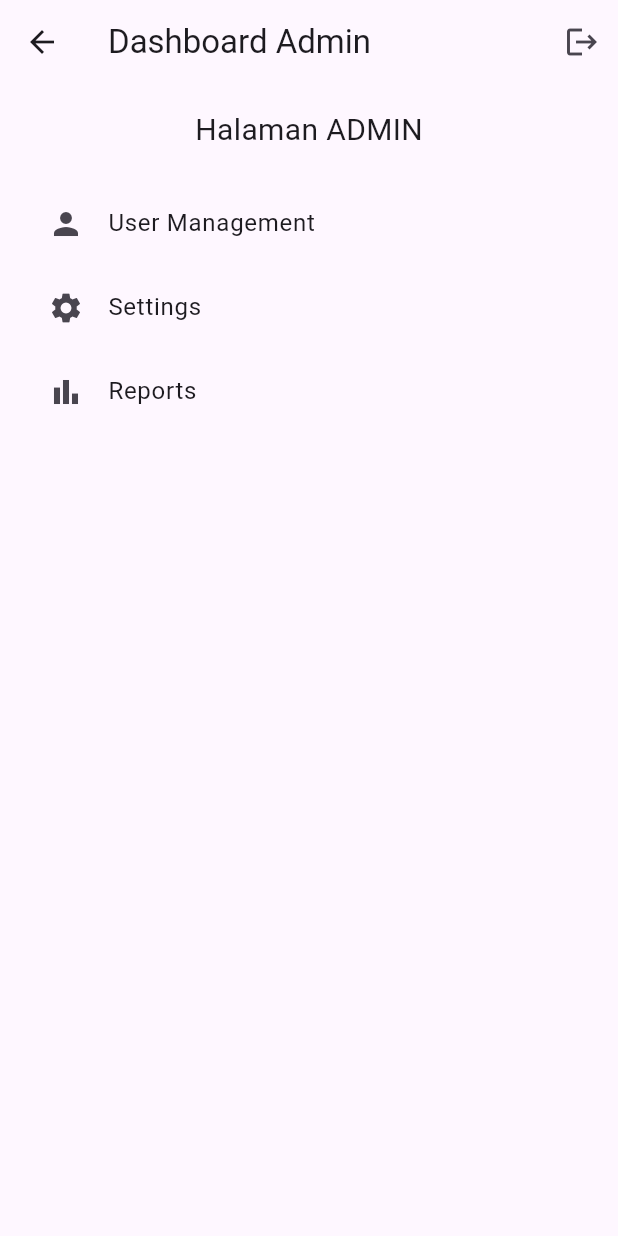
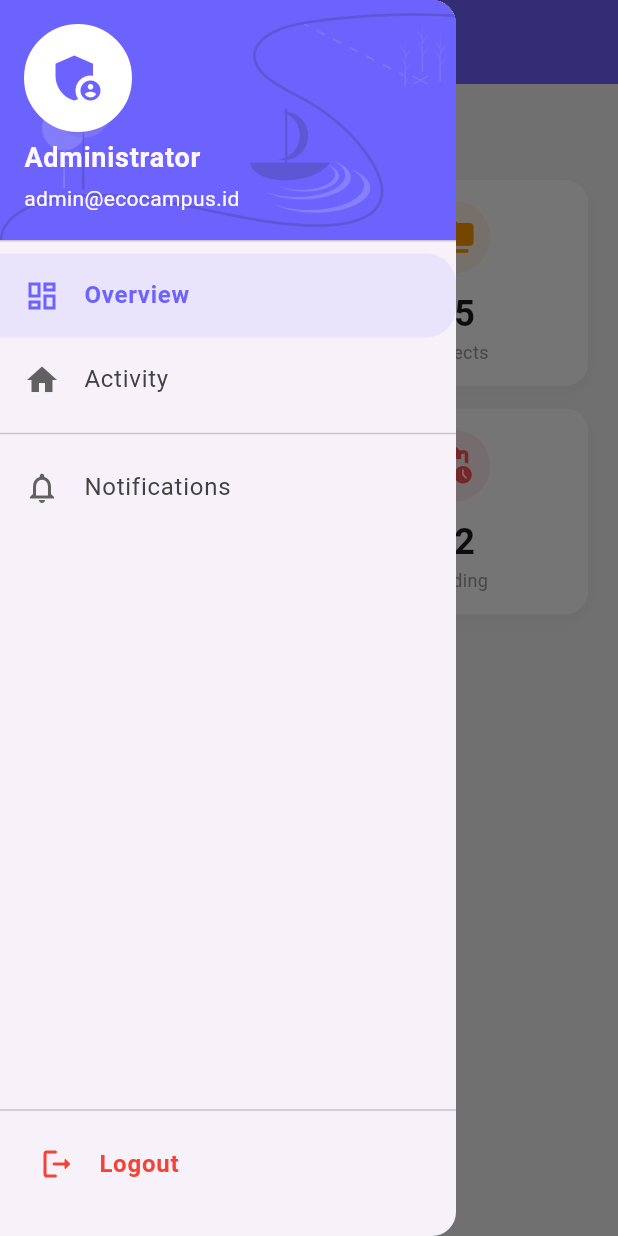
Before and after one commit to Kentangz/EcoCampus, a Flutter app: the DashboardAdminView screen opened by its route, with the side drawer open (before the commit the screen has no drawer), on a phone screen of 412 x 824 dp. Run offline on Flutter 3.47's test engine with Material 3 defaults, Android fonts, the phone set to English and light mode, and no system bars; our stand-ins replace app_links, cloud_firestore, firebase_auth, firebase_core, flutter_dotenv, get; accounts and stored records are empty; Roboto replaces fonts that are missing (Montserrat).

Commit message:
add admin dashboard new sidebar and summary cards.

```diff
--- a/lib/app/modules/dashboard_admin/views/dashboard_admin_view.dart
+++ b/lib/app/modules/dashboard_admin/views/dashboard_admin_view.dart
@@ -1,68 +1,141 @@
 import 'package:flutter/material.dart';
 import 'package:get/get.dart';
 import 'package:ecocampus/app/modules/dashboard_admin/controllers/dashboard_admin_controller.dart';
+import 'package:ecocampus/app/shared/widgets/admin_sidebar.dart';
 
 class DashboardAdminView extends GetView<DashboardAdminController> {
   const DashboardAdminView({super.key});
 
   @override
   Widget build(BuildContext context) {
+    const Color primaryPurple = Color(0xFF6C63FF);
+    const String fontFamily = 'Montserrat';
+
     return Scaffold(
+      backgroundColor: const Color(0xFFF5F5F5),
       appBar: AppBar(
-        title: const Text('Dashboard Admin'),
-        actions: [
-          IconButton(
-            onPressed: () {
-              controller.logout();
-              Get.snackbar(
-                'Logout',
-                'Anda telah keluar',
-                snackPosition: SnackPosition.BOTTOM,
-              );
-            },
-            icon: const Icon(Icons.logout),
+        title: const Text(
+          'Dashboard Admin',
+          style: TextStyle(
+            fontFamily: fontFamily,
+            fontWeight: FontWeight.bold,
+            color: Colors.white,
           ),
-        ],
+        ),
+        backgroundColor: primaryPurple,
+        elevation: 0,
+        iconTheme: const IconThemeData(color: Colors.white),
       ),
-      body: Padding(
-        padding: const EdgeInsets.all(16.0),
+
+      // Panggil Widget Sidebar di sini
+      drawer: const AdminSidebar(),
+
+      body: SingleChildScrollView(
+        padding: const EdgeInsets.all(20.0),
         child: Column(
+          crossAxisAlignment: CrossAxisAlignment.start,
           children: [
             const Text(
-              'Halaman ADMIN',
-              style: TextStyle(fontSize: 20),
+              'Overview',
+              style: TextStyle(
+                fontSize: 20,
+                fontFamily: fontFamily,
+                fontWeight: FontWeight.bold,
+                color: Color(0xFF2D2D2D),
+              ),
             ),
-            const SizedBox(height: 20),
-            Expanded(
-              child: ListView(
-                children: [
-                  ListTile(
-                    leading: const Icon(Icons.person),
-                    title: const Text('User Management'),
-                    onTap: () {
-                      Get.toNamed('/user-management');
-                    },
-                  ),
-                  ListTile(
-                    leading: const Icon(Icons.settings),
-                    title: const Text('Settings'),
-                    onTap: () {
-                      Get.toNamed('/settings');
-                    },
-                  ),
-                  ListTile(
-                    leading: const Icon(Icons.bar_chart),
-                    title: const Text('Reports'),
-                    onTap: () {
-                      Get.toNamed('/reports');
-                    },
-                  ),
-                ],
-              ),
+            const SizedBox(height: 15),
+
+            // Grid Summary Cards
+            GridView.count(
+              shrinkWrap: true,
+              physics: const NeverScrollableScrollPhysics(),
+              crossAxisCount: 2,
+              crossAxisSpacing: 15,
+              mainAxisSpacing: 15,
+              childAspectRatio: 1.3,
+              children: [
+                _buildSummaryCard(
+                  'Total Users',
+                  '1,250',
+                  Icons.group,
+                  Colors.blue,
+                ),
+                _buildSummaryCard(
+                  'Projects',
+                  '45',
+                  Icons.folder_copy,
+                  Colors.orange,
+                ),
+                _buildSummaryCard(
+                  'Activities',
+                  '89',
+                  Icons.event_available,
+                  Colors.green,
+                ),
+                _buildSummaryCard(
+                  'Pending',
+                  '12',
+                  Icons.pending_actions,
+                  Colors.redAccent,
+                ),
+              ],
             ),
           ],
         ),
       ),
     );
   }
+
+  Widget _buildSummaryCard(
+    String title,
+    String value,
+    IconData icon,
+    Color color,
+  ) {
+    return Container(
+      decoration: BoxDecoration(
+        color: Colors.white,
+        borderRadius: BorderRadius.circular(15),
+        boxShadow: [
+          BoxShadow(
+            color: Colors.grey.withValues(alpha: 0.1), // FIXED: withValues
+            spreadRadius: 1,
+            blurRadius: 5,
+            offset: const Offset(0, 3),
+          ),
+        ],
+      ),
+      child: Column(
+        mainAxisAlignment: MainAxisAlignment.center,
+        children: [
+          Container(
+            padding: const EdgeInsets.all(10),
+            decoration: BoxDecoration(
+              color: color.withValues(alpha: 0.1), // FIXED: withValues
+              shape: BoxShape.circle,
+            ),
+            child: Icon(icon, size: 28, color: color),
+          ),
+          const SizedBox(height: 10),
+          Text(
+            value,
+            style: const TextStyle(
+              fontSize: 24,
+              fontWeight: FontWeight.bold,
+              fontFamily: 'Montserrat',
+            ),
+          ),
+          Text(
+            title,
+            style: const TextStyle(
+              color: Colors.grey,
+              fontSize: 12,
+              fontFamily: 'Montserrat',
+            ),
+          ),
+        ],
+      ),
+    );
+  }
 }
--- /dev/null
+++ b/lib/app/shared/widgets/admin_sidebar.dart
@@ -0,0 +1,159 @@
+import 'package:flutter/material.dart';
+import 'package:get/get.dart';
+import 'package:ecocampus/app/modules/dashboard_admin/controllers/dashboard_admin_controller.dart';
+
+class AdminSidebar extends GetView<DashboardAdminController> {
+  const AdminSidebar({super.key});
+
+  @override
+  Widget build(BuildContext context) {
+    const Color primaryPurple = Color(0xFF6C63FF);
+    const String fontFamily = 'Montserrat';
+
+    return Drawer(
+      child: Column(
+        children: [
+          // Header Sidebar
+          UserAccountsDrawerHeader(
+            decoration: const BoxDecoration(
+              color: primaryPurple,
+              image: DecorationImage(
+                image: AssetImage('assets/images/auth_logo_ecocampus.png'),
+                fit: BoxFit.cover,
+                opacity: 0.2,
+              ),
+            ),
+            accountName: const Text(
+              "Administrator",
+              style: TextStyle(
+                fontFamily: fontFamily,
+                fontWeight: FontWeight.bold,
+                fontSize: 18,
+              ),
+            ),
+            accountEmail: const Text(
+              "admin@ecocampus.id",
+              style: TextStyle(fontFamily: fontFamily),
+            ),
+            currentAccountPicture: Container(
+              decoration: BoxDecoration(
+                color: Colors.white,
+                shape: BoxShape.circle,
+                border: Border.all(color: Colors.white, width: 2),
+              ),
+              child: const Icon(
+                Icons.admin_panel_settings,
+                size: 40,
+                color: primaryPurple,
+              ),
+            ),
+          ),
+
+          // Menu Items
+          Expanded(
+            child: ListView(
+              padding: EdgeInsets.zero,
+              children: [
+                _buildDrawerItem(
+                  icon: Icons.dashboard_outlined,
+                  text: 'Overview',
+                  onTap: () => Get.back(),
+                  isActive: true,
+                  primaryColor: primaryPurple,
+                ),
+                _buildDrawerItem(
+                  icon: Icons.home,
+                  text: 'Activity',
+                  onTap: () {
+                    Get.back();
+                    // Get.toNamed('/Activity');
+                  },
+                  primaryColor: primaryPurple,
+                ),
+                const Divider(),
+                _buildDrawerItem(
+                  icon: Icons.notifications_outlined,
+                  text: 'Notifications',
+                  onTap: () {
+                    Get.back();
+                  },
+                  primaryColor: primaryPurple,
+                ),
+              ],
+            ),
+          ),
+
+          // Tombol Logout
+          const Divider(),
+          Padding(
+            padding: const EdgeInsets.fromLTRB(10, 0, 10, 20),
+            child: ListTile(
+              leading: const Icon(Icons.logout_rounded, color: Colors.red),
+              title: const Text(
+                'Logout',
+                style: TextStyle(
+                  fontFamily: fontFamily,
+                  color: Colors.red,
+                  fontWeight: FontWeight.bold,
+                ),
+              ),
+              shape: RoundedRectangleBorder(
+                borderRadius: BorderRadius.circular(10),
+              ),
+              onTap: () {
+                Get.back();
+                _showLogoutDialog(context);
+              },
+            ),
+          ),
+        ],
+      ),
+    );
+  }
+
+  Widget _buildDrawerItem({
+    required IconData icon,
+    required String text,
+    required VoidCallback onTap,
+    required Color primaryColor,
+    bool isActive = false,
+  }) {
+    return ListTile(
+      leading: Icon(icon, color: isActive ? primaryColor : Colors.grey[700]),
+      title: Text(
+        text,
+        style: TextStyle(
+          fontFamily: 'Montserrat',
+          color: isActive ? primaryColor : Colors.grey[800],
+          fontWeight: isActive ? FontWeight.bold : FontWeight.normal,
+        ),
+      ),
+      selected: isActive,
+      selectedTileColor: primaryColor.withValues(alpha: 0.1),
+      shape: const RoundedRectangleBorder(
+        borderRadius: BorderRadius.horizontal(right: Radius.circular(20)),
+      ),
+      onTap: onTap,
+    );
+  }
+
+  void _showLogoutDialog(BuildContext context) {
+    Get.defaultDialog(
+      title: "Konfirmasi Logout",
+      titleStyle: const TextStyle(
+        fontFamily: 'Montserrat',
+        fontWeight: FontWeight.bold,
+      ),
+      middleText: "Apakah Anda yakin ingin keluar dari aplikasi?",
+      middleTextStyle: const TextStyle(fontFamily: 'Montserrat'),
+      textConfirm: "Ya, Keluar",
+      textCancel: "Batal",
+      confirmTextColor: Colors.white,
+      buttonColor: Colors.red,
+      cancelTextColor: Colors.black,
+      onConfirm: () {
+        controller.logout();
+      },
+    );
+  }
+}
```
